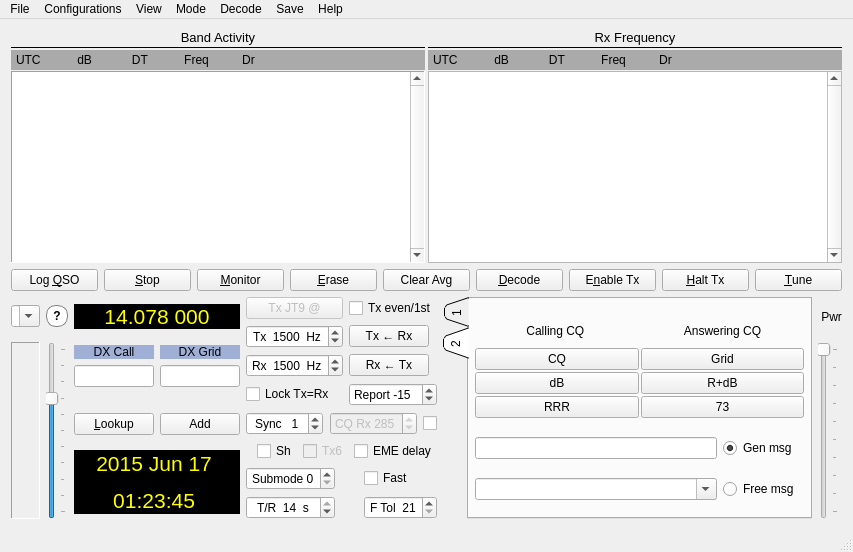
Qt form mainwindow.ui (saitohirga/WSJT-X) before a commit.
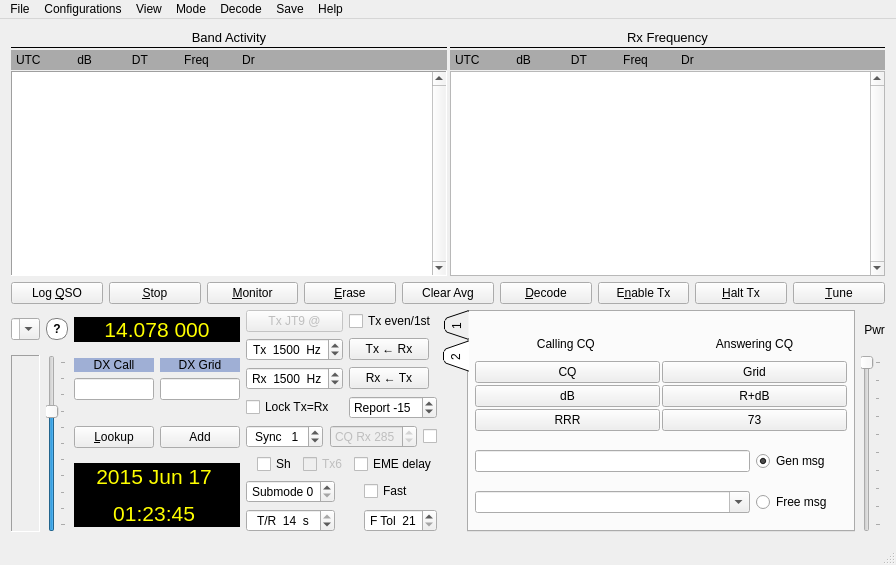
The same form after that commit. Custom widgets are drawn as their Qt base class.

The edit to the form file:
```diff
--- a/mainwindow.ui
+++ b/mainwindow.ui
@@ -2,6 +2,14 @@
 <ui version="4.0">
  <class>MainWindow</class>
  <widget class="QMainWindow" name="MainWindow">
+  <property name="geometry">
+   <rect>
+    <x>0</x>
+    <y>0</y>
+    <width>896</width>
+    <height>565</height>
+   </rect>
+  </property>
   <property name="windowTitle">
    <string>WSJT-X   by K1JT</string>
   </property>
@@ -2282,6 +2290,14 @@
    </layout>
   </widget>
   <widget class="QMenuBar" name="menuBar">
+   <property name="geometry">
+    <rect>
+     <x>0</x>
+     <y>0</y>
+     <width>896</width>
+     <height>21</height>
+    </rect>
+   </property>
    <widget class="QMenu" name="menuFile">
     <property name="title">
      <string>File</string>
```
Left out of the diff: 9 changed lines with no effect on the pictures.
